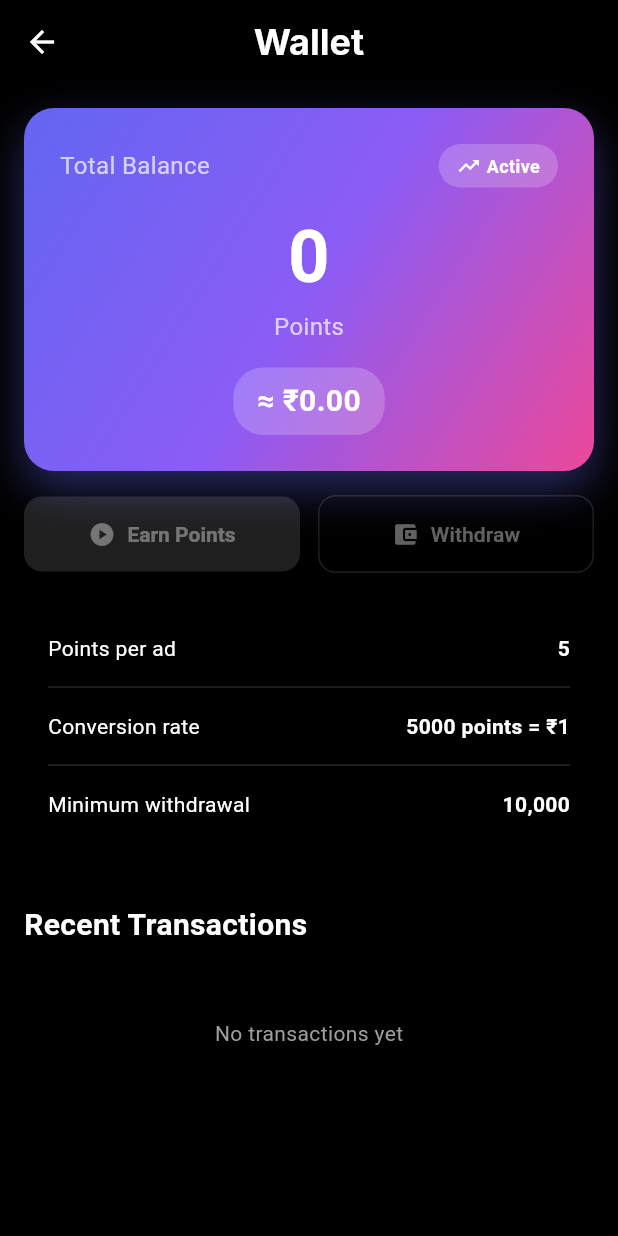
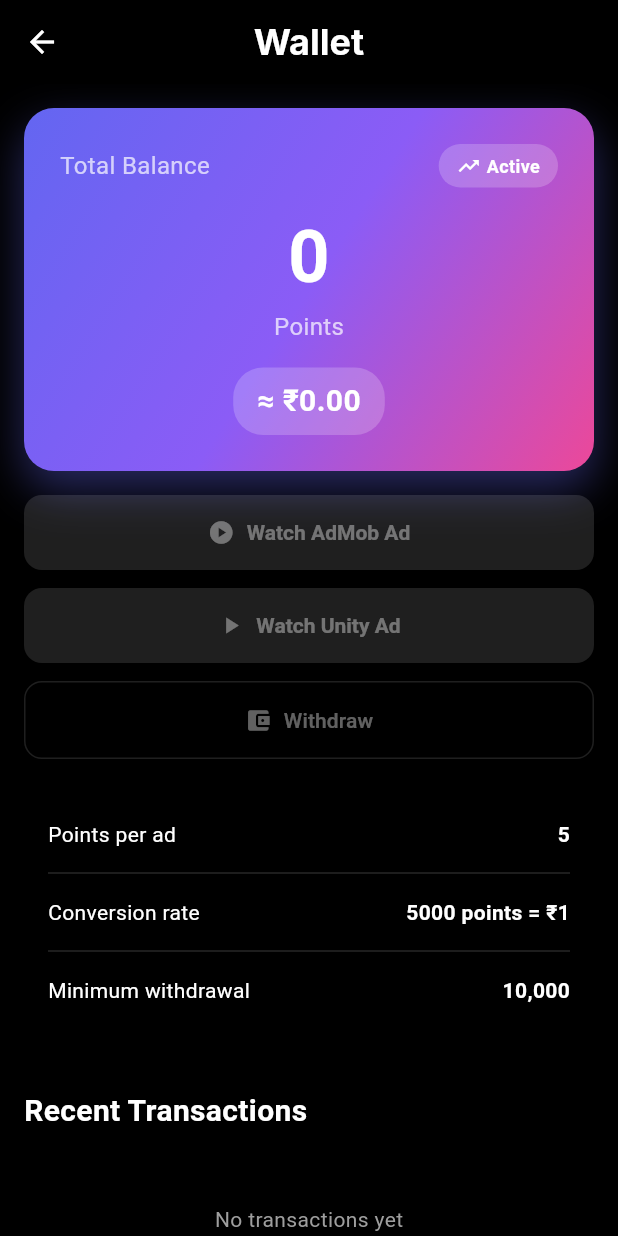
Before and after one commit to nevil06/add-reel, a Flutter app: the WalletScreen screen opened directly, on a phone screen of 412 x 824 dp. Run offline on Flutter 3.47's test engine with Material 3 defaults, Android fonts, the phone set to English and light mode, and no system bars; our stand-ins replace cloud_firestore, device_info_plus, firebase_auth, firebase_core, google_mobile_ads, pull_to_refresh and 2 more; missing offline and left inert: bitlabs, facebook_audience_network, unity_ads_plugin; accounts and stored records are empty; network calls fail; Roboto replaces fonts that are missing (Inter).

Commit message:
Update Unity Ads integration in feed and wallet screens

```diff
--- a/flutter_app/lib/screens/wallet_screen.dart
+++ b/flutter_app/lib/screens/wallet_screen.dart
@@ -3,6 +3,7 @@ import 'package:provider/provider.dart';
 import 'package:intl/intl.dart';
 import '../services/points_service.dart';
 import '../services/admob_service.dart';
+import '../services/unity_ads_service.dart';
 import '../config/app_config.dart';
 
 class WalletScreen extends StatefulWidget {
@@ -14,11 +15,13 @@ class WalletScreen extends StatefulWidget {
 
 class _WalletScreenState extends State<WalletScreen> {
   final AdMobService _adMobService = AdMobService();
+  final UnityAdsService _unityAdsService = UnityAdsService();
 
   @override
   void initState() {
     super.initState();
     _adMobService.loadRewardedAd();
+    _unityAdsService.loadRewardedAd();
   }
 
   Future<void> _showRewardedAd() async {
@@ -47,6 +50,38 @@ class _WalletScreenState extends State<WalletScreen> {
       ScaffoldMessenger.of(context).showSnackBar(
         const SnackBar(
           content: Text('Ad not ready yet. Please try again.'),
+          duration: Duration(seconds: 2),
+        ),
+      );
+    }
+  }
+
+  Future<void> _showUnityRewardedAd() async {
+    final pointsService = context.read<PointsService>();
+
+    final success = await _unityAdsService.showRewardedAd(
+      onRewarded: (points) async {
+        await pointsService.addPoints(points, 'Watched Unity rewarded ad');
+
+        if (mounted) {
+          ScaffoldMessenger.of(context).showSnackBar(
+            SnackBar(
+              content: Text('🎉 Earned $points points from Unity Ad!'),
+              backgroundColor: const Color(0xFF6366F1),
+              duration: const Duration(seconds: 2),
+            ),
+          );
+        }
+      },
+      onAdClosed: () {
+        _unityAdsService.loadRewardedAd();
+      },
+    );
+
+    if (!success && mounted) {
+      ScaffoldMessenger.of(context).showSnackBar(
+        const SnackBar(
+          content: Text('Unity Ad not ready yet. Please try again.'),
           duration: Duration(seconds: 2),
         ),
       );
@@ -168,13 +203,15 @@ class _WalletScreenState extends State<WalletScreen> {
                 // Action Buttons
                 Padding(
                   padding: const EdgeInsets.symmetric(horizontal: 16),
-                  child: Row(
+                  child: Column(
                     children: [
-                      Expanded(
+                      // AdMob Button
+                      SizedBox(
+                        width: double.infinity,
                         child: ElevatedButton.icon(
                           onPressed: _adMobService.isAdLoaded ? _showRewardedAd : null,
                           icon: const Icon(Icons.play_circle),
-                          label: const Text('Earn Points'),
+                          label: const Text('Watch AdMob Ad'),
                           style: ElevatedButton.styleFrom(
                             padding: const EdgeInsets.symmetric(vertical: 16),
                             shape: RoundedRectangleBorder(
@@ -183,8 +220,28 @@ class _WalletScreenState extends State<WalletScreen> {
                           ),
                         ),
                       ),
-                      const SizedBox(width: 12),
-                      Expanded(
+                      const SizedBox(height: 12),
+                      // Unity Ads Button
+                      SizedBox(
+                        width: double.infinity,
+                        child: ElevatedButton.icon(
+                          onPressed: _unityAdsService.isRewardedAdReady ? _showUnityRewardedAd : null,
+                          icon: const Icon(Icons.play_arrow),
+                          label: const Text('Watch Unity Ad'),
+                          style: ElevatedButton.styleFrom(
+                            backgroundColor: const Color(0xFF6366F1),
+                            foregroundColor: Colors.white,
+                            padding: const EdgeInsets.symmetric(vertical: 16),
+                            shape: RoundedRectangleBorder(
+                              borderRadius: BorderRadius.circular(12),
+                            ),
+                          ),
+                        ),
+                      ),
+                      const SizedBox(height: 12),
+                      // Withdraw Button
+                      SizedBox(
+                        width: double.infinity,
                         child: OutlinedButton.icon(
                           onPressed: pointsService.canWithdraw
                               ? () => _showWithdrawDialog(context, pointsService)
```
Also changed, not shown: flutter_app/lib/screens/ads_feed_screen.dart (+96 -0 lines).
